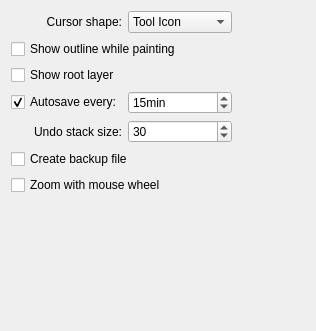
Qt form krita/ui/forms/wdggeneralsettings.ui (KDE/krita) before a commit.
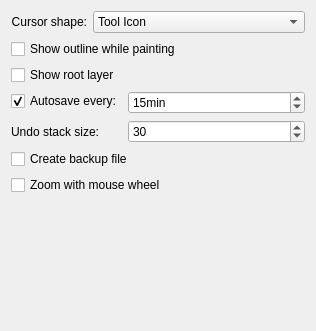
The same form after that commit.

Commit message: Changed the UI which contains labels and textfields into QFormLayout to set alignment issues

```diff
--- a/krita/ui/forms/wdggeneralsettings.ui
+++ b/krita/ui/forms/wdggeneralsettings.ui
@@ -10,8 +10,10 @@
     <height>331</height>
    </rect>
   </property>
-  <layout class="QGridLayout" name="gridLayout">
-   <item row="0" column="0" colspan="2">
+  <layout class="QVBoxLayout" name="verticalLayout">
+   <item>
+    <layout class="QFormLayout" name="formLayout">
+     <item row="0" column="0">
     <widget class="QLabel" name="textLabel1">
      <property name="text">
       <string>Cursor shape:</string>
@@ -21,7 +23,7 @@
      </property>
     </widget>
    </item>
-   <item row="0" column="2">
+     <item row="0" column="1">
     <widget class="QComboBox" name="m_cmbCursorShape">
      <item>
       <property name="text">
@@ -50,30 +52,25 @@
      </item>
     </widget>
    </item>
-   <item row="0" column="3">
-    <spacer name="spacer1">
-     <property name="orientation">
-      <enum>Qt::Horizontal</enum>
+    </layout>
+   </item>
+   <item>
+    <widget class="QCheckBox" name="m_showOutlinePainting">
+     <property name="text">
+      <string>Show outline while painting</string>
      </property>
-     <property name="sizeType">
-      <enum>QSizePolicy::Expanding</enum>
-     </property>
-     <property name="sizeHint" stdset="0">
-      <size>
-       <width>41</width>
-       <height>20</height>
-      </size>
-     </property>
-    </spacer>
+    </widget>
    </item>
-   <item row="2" column="0" colspan="2">
+   <item>
     <widget class="QCheckBox" name="chkShowRootLayer">
      <property name="text">
       <string>Show root layer</string>
      </property>
     </widget>
    </item>
-   <item row="3" column="0" colspan="2">
+   <item>
+    <layout class="QFormLayout" name="formLayout_2">
+     <item row="0" column="0">
     <widget class="QCheckBox" name="m_autosaveCheckBox">
      <property name="text">
       <string>Autosave every:</string>
@@ -83,7 +80,7 @@
      </property>
     </widget>
    </item>
-   <item row="3" column="2">
+     <item row="0" column="1">
     <widget class="QSpinBox" name="m_autosaveSpinBox">
      <property name="suffix">
       <string notr="true">min</string>
@@ -102,7 +99,7 @@
      </property>
     </widget>
    </item>
-   <item row="4" column="0" colspan="2">
+     <item row="1" column="0">
     <widget class="QLabel" name="label">
      <property name="text">
       <string>Undo stack size:</string>
@@ -112,7 +109,7 @@
      </property>
     </widget>
    </item>
-   <item row="4" column="2">
+     <item row="1" column="1">
     <widget class="QSpinBox" name="m_undoStackSize">
      <property name="minimum">
       <number>0</number>
@@ -128,43 +125,38 @@
      </property>
     </widget>
    </item>
-   <item row="7" column="1">
-    <spacer name="spacer2">
-     <property name="orientation">
-      <enum>Qt::Vertical</enum>
-     </property>
-     <property name="sizeType">
-      <enum>QSizePolicy::Expanding</enum>
-     </property>
-     <property name="sizeHint" stdset="0">
-      <size>
-       <width>20</width>
-       <height>41</height>
-      </size>
-     </property>
-    </spacer>
+    </layout>
    </item>
-   <item row="5" column="0" colspan="3">
+   <item>
     <widget class="QCheckBox" name="m_backupFileCheckBox">
      <property name="text">
       <string>Create backup file </string>
      </property>
     </widget>
    </item>
-   <item row="1" column="0" colspan="3">
-    <widget class="QCheckBox" name="m_showOutlinePainting">
-     <property name="text">
-      <string>Show outline while painting</string>
-     </property>
-    </widget>
-   </item>
-   <item row="6" column="0" colspan="3">
+   <item>
     <widget class="QCheckBox" name="chkZoomWithWheel">
      <property name="text">
       <string>Zoom with mouse wheel</string>
      </property>
     </widget>
    </item>
+   <item>
+    <spacer name="spacer2">
+     <property name="orientation">
+      <enum>Qt::Vertical</enum>
+     </property>
+     <property name="sizeType">
+      <enum>QSizePolicy::Expanding</enum>
+     </property>
+     <property name="sizeHint" stdset="0">
+      <size>
+       <width>20</width>
+       <height>41</height>
+      </size>
+     </property>
+    </spacer>
+   </item>
   </layout>
  </widget>
  <layoutdefault spacing="6" margin="11"/>
```
Lines whose indentation alone changed are shown as unchanged. The commit also changes 91 other files.
